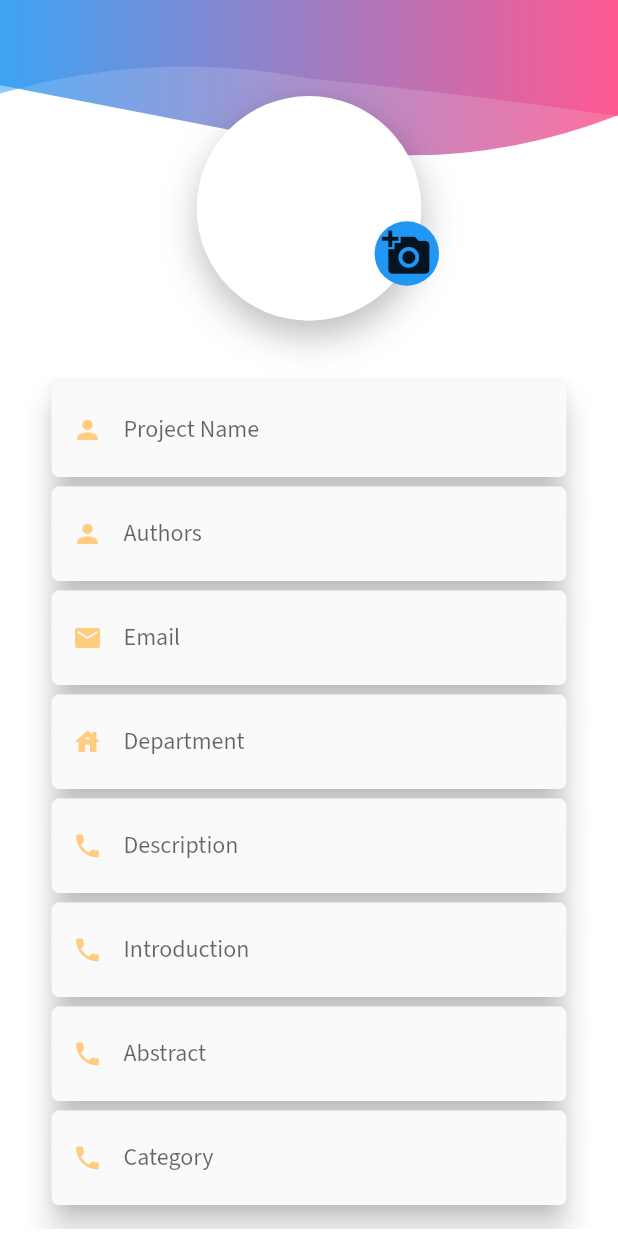
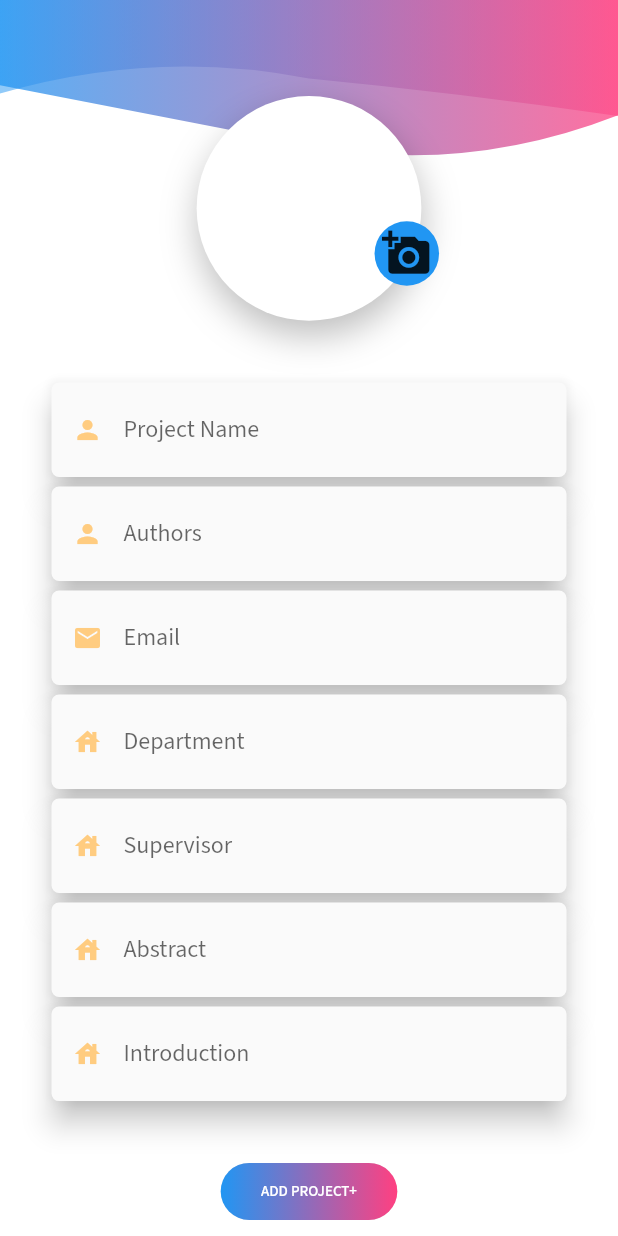
Before and after one commit to axornam/spm-fronend, a Flutter app: the AddProjectScreen screen opened directly, after a tap on the "add a photo" icon, on a phone screen of 412 x 824 dp. Run offline on Flutter 3.47's test engine with Material 2 defaults, Android fonts, the phone set to English and light mode, and no system bars; our stand-ins replace cached_network_image, dio, file_picker, flutter_icons, flutter_spinkit, fluttertoast and 6 more; missing offline and left inert: epub_viewer, objectdb, xml2json; accounts and stored records are empty; network calls fail.

Commit message:
fix image project upload and page switch

```diff
--- a/lib/views/project/project_add.dart
+++ b/lib/views/project/project_add.dart
@@ -1,5 +1,6 @@
 import 'dart:io';
 
+import 'package:flutter/foundation.dart';
 import 'package:flutter/material.dart';
 import 'package:flutter/painting.dart';
 import 'package:flutter/rendering.dart';
@@ -11,6 +12,7 @@ import 'package:studentprojectmanager/views/auth/widgets/responsive_ui.dart';
 import 'package:studentprojectmanager/views/auth/widgets/textformfield.dart';
 import 'package:image_picker/image_picker.dart';
 import 'package:file_picker/file_picker.dart';
+import 'package:studentprojectmanager/views/home/home.dart';
 
 import '../../util/api.dart';
 import '../../util/functions.dart';
@@ -29,7 +31,7 @@ class _AddProjectScreenState extends State<AddProjectScreen> {
 
   //
   final ImagePicker imgPicker = ImagePicker();
-  File? image;
+  File? imageFile;
   late Image img;
 
   // text field controllers
@@ -39,10 +41,10 @@ class _AddProjectScreenState extends State<AddProjectScreen> {
   TextEditingController passwordController = TextEditingController();
   TextEditingController departmentController = TextEditingController();
   TextEditingController phoneController = TextEditingController();
-  TextEditingController descriptionController = TextEditingController();
+  TextEditingController supervisorController = TextEditingController();
   TextEditingController introController = TextEditingController();
   TextEditingController abstractController = TextEditingController();
-  TextEditingController categoryController = TextEditingController();
+ // TextEditingController categoryController = TextEditingController();
 
   // utils
   Api api = Api();
@@ -85,78 +87,6 @@ class _AddProjectScreenState extends State<AddProjectScreen> {
       ),
     );
   }
-
-  // Widget clipShape() {
-  //   return Stack(
-  //     children: <Widget>[
-  //       Opacity(
-  //         opacity: 0.75,
-  //         child: ClipPath(
-  //           clipper: CustomShapeClipper(),
-  //           child: Container(
-  //             height: _large
-  //                 ? _height / 8
-  //                 : (_medium ? _height / 7 : _height / 6.5),
-  //             decoration: BoxDecoration(
-  //               gradient: LinearGradient(
-  //                 colors: [Colors.blue, Colors.pinkAccent],
-  //               ),
-  //             ),
-  //           ),
-  //         ),
-  //       ),
-  //       Opacity(
-  //         opacity: 0.5,
-  //         child: ClipPath(
-  //           clipper: CustomShapeClipper2(),
-  //           child: Container(
-  //             height: _large
-  //                 ? _height / 12
-  //                 : (_medium ? _height / 11 : _height / 10),
-  //             decoration: BoxDecoration(
-  //               gradient: LinearGradient(
-  //                 colors: [Colors.blue, Colors.pinkAccent],
-  //               ),
-  //             ),
-  //           ),
-  //         ),
-  //       ),
-  //       Center(
-  //           child:
-  //               Column(mainAxisAlignment: MainAxisAlignment.center, children: [
-  //         ElevatedButton(
-  //           style: ElevatedButton.styleFrom(
-  //             primary: Colors.red, // background
-  //             onPrimary: Colors.yellow, // foreground
-  //           ),
-  //           onPressed: () {},
-  //           child: Text('Upload your document'),
-  //         ),
-  //       ])),
-  //       Positioned(
-  //         top: _height / 8,
-  //         left: _width / 1.75,
-  //         child: Container(
-  //           alignment: Alignment.center,
-  //           height: _height / 23,
-  //           padding: EdgeInsets.all(5),
-  //           // decoration: BoxDecorationon(
-  //           //   shape: BoxShape.circle,
-  //           //   color:  Colors.orange[100],
-  //           // ),
-  //           child: GestureDetector(
-  //               onTap: () {
-  //                 print('Adding photo');
-  //               },
-  //               child: Icon(
-  //                 Icons.add_a_photo,
-  //                 size: _large ? 22 : (_medium ? 15 : 13),
-  //               )),
-  //         ),
-  //       ),
-  //     ],
-  //   );
-  // }
 
   Widget clipShape() {
     return Stack(
@@ -209,14 +139,15 @@ class _AddProjectScreenState extends State<AddProjectScreen> {
               color: Colors.white,
               shape: BoxShape.circle,
             ),
-            child: this.image != null
+            child: this.imageFile != null
                 ? ClipRRect(
                     borderRadius: BorderRadius.circular(100.0),
-                    child: Image.file(
-                      this.image!,
-                      fit: BoxFit.cover,
-                    ),
-                  )
+                    child: kIsWeb
+                        ? Image.network(this.imageFile!.path, fit: BoxFit.cover)
+                        : Image.file(
+                            this.imageFile!,
+                            fit: BoxFit.cover,
+                          ))
                 : null,
             // child: GestureDetector(
             //     onTap: () async  {
@@ -249,18 +180,21 @@ class _AddProjectScreenState extends State<AddProjectScreen> {
                 onTap: () async {
                   final imageXfile =
                       await imgPicker.pickImage(source: ImageSource.gallery);
+
+                  // imageXfile.readAsBytes();
+
+                  logger.d(imageXfile?.path);
+
                   if (imageXfile == null) return;
 
-                  final tempImage = File(imageXfile.path);
+                  File tempImage = File(imageXfile.path);
+
                   setState(() {
-                    this.image = tempImage;
-                    // final path = imageXfile.path;
-                    // final bytes = await File(path).readAsBytes();
-                    // this.img = Image.decodeImage(bytes);
+                    this.imageFile = tempImage;
                   });
 
                   Functions.showToast("Adding Photo");
-                  logger.d(this.image);
+                  logger.d(this.imageFile);
                 },
                 child: Icon(
                   Icons.add_a_photo,
@@ -287,14 +221,16 @@ class _AddProjectScreenState extends State<AddProjectScreen> {
             SizedBox(height: _height / 130.0),
             departmentTextFormField(),
             SizedBox(height: _height / 130.0),
-            descriptionTextFormField(),
+            supervisorTextFormField(
+
+            ),
+            SizedBox(height: _height / 130.0),
+            abstractTextFormField(),
             SizedBox(height: _height / 130.0),
             introTextFormField(),
             SizedBox(height: _height / 130.0),
-            abstractTextFormField(),
-            SizedBox(height: _height / 130.0),
-            categoryTextFormField(),
-            SizedBox(height: _height / 130.0),
+           // categoryTextFormField(),
+           // SizedBox(height: _height / 130.0),
             // file upload field
             SizedBox(height: _height / 130.0),
           ],
@@ -348,66 +284,44 @@ class _AddProjectScreenState extends State<AddProjectScreen> {
     );
   }
 
-  Widget descriptionTextFormField() {
+  Widget supervisorTextFormField() {
     return CustomTextField(
-      keyboardType: TextInputType.number,
-      icon: Icons.phone,
-      hint: "Description",
-      textEditingController: descriptionController,
+      keyboardType: TextInputType.text,
+      icon: Icons.house,
+      hint: "Supervisor ",
+      textEditingController: supervisorController,
     );
+  }
+
+  Widget abstractTextFormField() {
+    return CustomTextField(
+      keyboardType: TextInputType.text,
+      icon: Icons.house,
+      hint: "Abstract",
+      textEditingController: abstractController,
+//margin: EdgeInsets.all(30)
+
+    );
+
   }
 
   Widget introTextFormField() {
     return CustomTextField(
-      keyboardType: TextInputType.number,
-      icon: Icons.phone,
+      keyboardType: TextInputType.text,
+      icon: Icons.house,
       hint: "Introduction",
       textEditingController: introController,
     );
   }
 
-  Widget abstractTextFormField() {
+  /*Widget categoryTextFormField() {
     return CustomTextField(
-      keyboardType: TextInputType.number,
-      icon: Icons.phone,
-      hint: "Abstract",
-      textEditingController: abstractController,
-    );
-  }
-
-  Widget categoryTextFormField() {
-    return CustomTextField(
-      keyboardType: TextInputType.number,
-      icon: Icons.phone,
+      keyboardType: TextInputType.text,
+      icon: Icons.house,
       hint: "Category",
       textEditingController: categoryController,
     );
-  }
-
-  // Widget acceptTermsTextRow() {
-  //   return Container(
-  //     margin: EdgeInsets.only(top: _height / 100.0),
-  //     child: Row(
-  //       mainAxisAlignment: MainAxisAlignment.center,
-  //       children: <Widget>[
-  //         Checkbox(
-  //             activeColor: Colors.blue[200],
-  //             value: checkBoxValue,
-  //             onChanged: (bool? newValue) {
-  //               setState(() {
-  //                 checkBoxValue = newValue!;
-  //               });
-  //             }),
-  //         Text(
-  //           "I accept all terms and conditions",
-  //           style: TextStyle(
-  //               fontWeight: FontWeight.w400,
-  //               fontSize: _large ? 12 : (_medium ? 11 : 10)),
-  //         ),
-  //       ],
-  //     ),
-  //   );
-  // }
+  }*/
 
   Widget button() {
     return RaisedButton(
@@ -420,29 +334,28 @@ class _AddProjectScreenState extends State<AddProjectScreen> {
           "name": projectNameController.text + " " + authorNameController.text,
           "author": emailController.text,
           "department": departmentController.text,
-          "description": descriptionController.text,
+          "Supervisor": supervisorController.text,
           'introduction': introController.text,
           'abstract': abstractController.text,
-          'category': categoryController.text,
+         // 'category': categoryController.text,
         };
 
-        // logger.i(form);
-        var res =
-            await api.uploadProject(form, this.image?.path, this.image?.path);
+        var res = await api.uploadProject(
+            form, this.imageFile?.path, this.imageFile?.path);
         // logger.i(res);
         //
         // switch to home page on success
-        // if (res?['message'] == 'success') {
-        //   // store user data to shared_preferences / local storage
-        //   // on local storage true - redirect to homepage
-        //   Functions.showToast('Registration Successful');
-        //   MyRouter.pushPageReplacement(context, SignInPage());
-        // } else if (res?['message'] == 'failed') {
-        //   Functions.showToast('Error, Registration Failed');
-        // } else if (res?['message'] == 'error') {
-        //   //
-        //   Functions.showToast('Server Error');
-        // }
+        if (res?['message'] == 'success') {
+          // store user data to shared_preferences / local storage
+          // on local storage true - redirect to homepage
+          Functions.showToast('Project Upload Successful');
+          MyRouter.pushPageReplacement(context, Home());
+        } else if (res?['message'] == 'failed') {
+          Functions.showToast('Error, Upload Failed');
+        } else if (res?['message'] == 'error') {
+          //
+          Functions.showToast('Server Error');
+        }
       },
       textColor: Colors.white,
       padding: EdgeInsets.all(0.0),
@@ -464,82 +377,4 @@ class _AddProjectScreenState extends State<AddProjectScreen> {
       ),
     );
   }
-//
-//   Widget infoTextRow() {
-//     return Container(
-//       margin: EdgeInsets.only(top: _height / 40.0),
-//       child: Row(
-//         mainAxisAlignment: MainAxisAlignment.center,
-//         children: <Widget>[
-//           Text(
-//             "Or create using social media",
-//             style: TextStyle(
-//                 fontWeight: FontWeight.w400,
-//                 fontSize: _large ? 12 : (_medium ? 11 : 10)),
-//           ),
-//         ],
-//       ),
-//     );
-//   }
-//
-//   Widget socialIconsRow() {
-//     return Container(
-//       margin: EdgeInsets.only(top: _height / 80.0),
-//       child: Row(
-//         mainAxisSize: MainAxisSize.min,
-//         children: <Widget>[
-//           CircleAvatar(
-//             radius: 15,
-//             backgroundImage: AssetImage("assets/images/googlelogo.png"),
-//           ),
-//           SizedBox(
-//             width: 20,
-//           ),
-//           CircleAvatar(
-//             radius: 15,
-//             backgroundImage: AssetImage("assets/images/fblogo.jpg"),
-//           ),
-//           SizedBox(
-//             width: 20,
-//           ),
-//           CircleAvatar(
-//             radius: 15,
-//             backgroundImage: AssetImage("assets/images/twitterlogo.jpg"),
-//           ),
-//         ],
-//       ),
-//     );
-//   }
-//
-//   Widget signInTextRow() {
-//     return Container(
-//       margin: EdgeInsets.only(top: _height / 20.0),
-//       child: Row(
-//         mainAxisAlignment: MainAxisAlignment.center,
-//         children: <Widget>[
-//           Text(
-//             "Already have an account?",
-//             style: TextStyle(fontWeight: FontWeight.w400),
-//           ),
-//           SizedBox(
-//             width: 5,
-//           ),
-//           GestureDetector(
-//             onTap: () {
-//               // Navigator.of(context).pop(SIGN_IN);
-//               MyRouter.pushPageReplacement(context, AddProjectScreen());
-//               print("Routing to Sign up screen");
-//             },
-//             child: Text(
-//               "Sign in",
-//               style: TextStyle(
-//                   fontWeight: FontWeight.w800,
-//                   color: Colors.orange[200],
-//                   fontSize: 19),
-//             ),
-//           )
-//         ],
-//       ),
-//     );
-//   }
 }
--- a/pubspec.yaml
+++ b/pubspec.yaml
@@ -42,6 +42,8 @@ dependencies:
   file_picker:
   image_picker:
   dropdown_button2: ^1.2.0
+  image_picker_web: ^2.1.1
+  image_picker_for_web: ^2.1.6
 
 dev_dependencies:
   flutter_test:
```
Also changed, not shown: lib/util/api.dart (+21 -22 lines), pubspec.lock.
